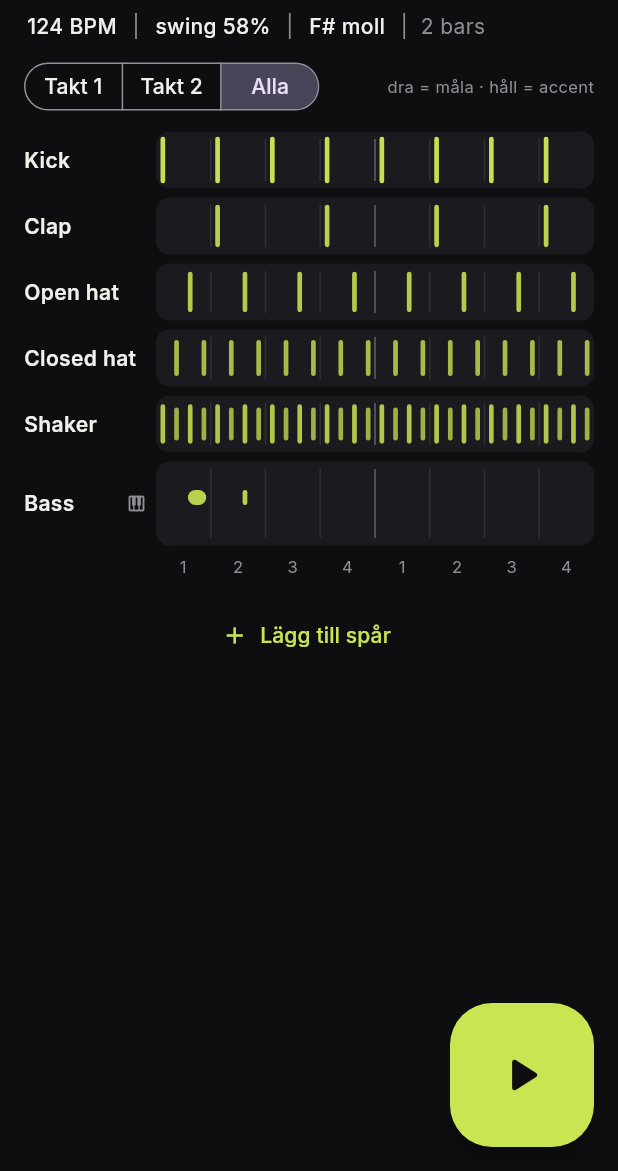
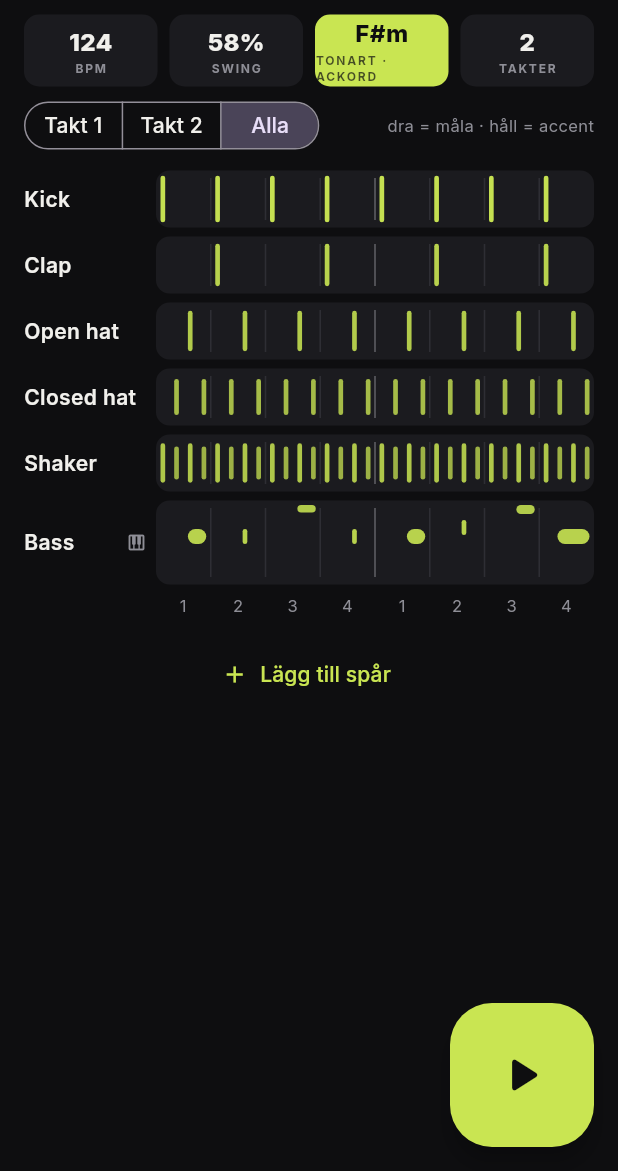
Before and after one commit to AbrahamLink99/beatgo, a Flutter app: the screen it shows after launch, after a tap on "Alla", on a phone screen of 412 x 824 dp, the part 65-1236 px from its top. Run offline on Flutter 3.47's test engine with Material 3 defaults, Android fonts, the phone set to English and light mode, and no system bars; our stand-ins replace google_fonts, permission_handler, shared_preferences; missing offline and left inert: flutter_soloud.

Commit message:
Fix melodic lane drawing (clamp threw on high notes); header as tappable tiles
Co-Authored-By: Claude Fable 5.1 <noreply@anthropic.com>
Claude-Session: https://claude.ai/code/session_01B7qFYYarpnarM9qhWtBMBp

```diff
--- a/lib/ui/sequencer_screen.dart
+++ b/lib/ui/sequencer_screen.dart
@@ -529,8 +529,7 @@ class _Header extends StatelessWidget {
 
   @override
   Widget build(BuildContext context) {
-    const sep = Text('  |  ', style: TextStyle(color: Bg.muted));
-    final keyName = '${noteNames[pattern.keyRoot]} ${scaleLabels[pattern.scale]?.toLowerCase() ?? pattern.scale}';
+    final keyName = '${noteNames[pattern.keyRoot]}${pattern.scale == 'major' ? '' : 'm'}';
     return Padding(
       padding: const EdgeInsets.fromLTRB(16, 12, 16, 6),
       child: Column(crossAxisAlignment: CrossAxisAlignment.start, children: [
@@ -539,18 +538,15 @@ class _Header extends StatelessWidget {
           Spacer(),
           Text('bygge ${String.fromEnvironment('BUILD', defaultValue: 'dev')}', style: TextStyle(fontSize: 11, color: Bg.muted)),
         ]),
-        const SizedBox(height: 4),
-        Wrap(crossAxisAlignment: WrapCrossAlignment.center, children: [
-          _Tap(
-            label: '${pattern.bpm.round()} BPM',
-            onTap: () => _bpmSheet(context),
-          ),
-          sep,
-          _Tap(label: 'swing $swingPct%', onTap: () => _swingSheet(context)),
-          sep,
-          _Tap(label: keyName, onTap: onKey),
-          sep,
-          Text('${pattern.bars} bars', style: const TextStyle(color: Bg.muted)),
+        const SizedBox(height: 10),
+        Row(children: [
+          _Tile(value: '${pattern.bpm.round()}', label: 'BPM', onTap: () => _bpmSheet(context)),
+          const SizedBox(width: 8),
+          _Tile(value: '$swingPct%', label: 'SWING', onTap: () => _swingSheet(context)),
+          const SizedBox(width: 8),
+          _Tile(value: keyName, label: 'TONART · ACKORD', onTap: onKey, accent: true),
+          const SizedBox(width: 8),
+          _Tile(value: '${pattern.bars}', label: 'TAKTER', onTap: () {}),
         ]),
       ]),
     );
@@ -595,17 +591,28 @@ class _Header extends StatelessWidget {
       );
 }
 
-class _Tap extends StatelessWidget {
-  const _Tap({required this.label, required this.onTap});
+class _Tile extends StatelessWidget {
+  const _Tile({required this.value, required this.label, required this.onTap, this.accent = false});
+  final String value;
   final String label;
   final VoidCallback onTap;
+  final bool accent;
   @override
-  Widget build(BuildContext context) => InkWell(
-        onTap: onTap,
-        borderRadius: BorderRadius.circular(6),
-        child: Padding(
-          padding: const EdgeInsets.symmetric(horizontal: 2, vertical: 4),
-          child: Text(label, style: const TextStyle(color: Bg.text, fontWeight: FontWeight.w500)),
+  Widget build(BuildContext context) => Expanded(
+        child: Material(
+          color: accent ? Bg.lime : Bg.lane,
+          borderRadius: BorderRadius.circular(10),
+          child: InkWell(
+            borderRadius: BorderRadius.circular(10),
+            onTap: onTap,
+            child: SizedBox(
+              height: 48,
+              child: Column(mainAxisAlignment: MainAxisAlignment.center, children: [
+                Text(value, style: TextStyle(fontSize: 16, fontWeight: FontWeight.w800, color: accent ? Bg.base : Bg.text)),
+                Text(label, style: TextStyle(fontSize: 8, letterSpacing: 1.2, fontWeight: FontWeight.w700, color: accent ? Bg.base.withValues(alpha: 0.7) : Bg.muted)),
+              ]),
+            ),
+          ),
         ),
       );
 }
--- a/lib/ui/track_lane.dart
+++ b/lib/ui/track_lane.dart
@@ -122,7 +122,9 @@ class _LanePainter extends CustomPainter {
         final slot = (n.pitch - keyLow).clamp(0, 24);
         final slotH = (size.height - pad * 2) / 25;
         y1 = size.height - pad - slot * slotH;
-        y0 = (y1 - slotH * 5).clamp(pad, y1 - 4);
+        y0 = y1 - slotH * 5;
+        if (y0 < pad) y0 = pad;
+        if (y1 - y0 < 5) y1 = y0 + 5;
       }
       canvas.drawRRect(
         RRect.fromRectAndRadius(Rect.fromLTRB(x0, y0, x1, y1), const Radius.circular(5)),
```
